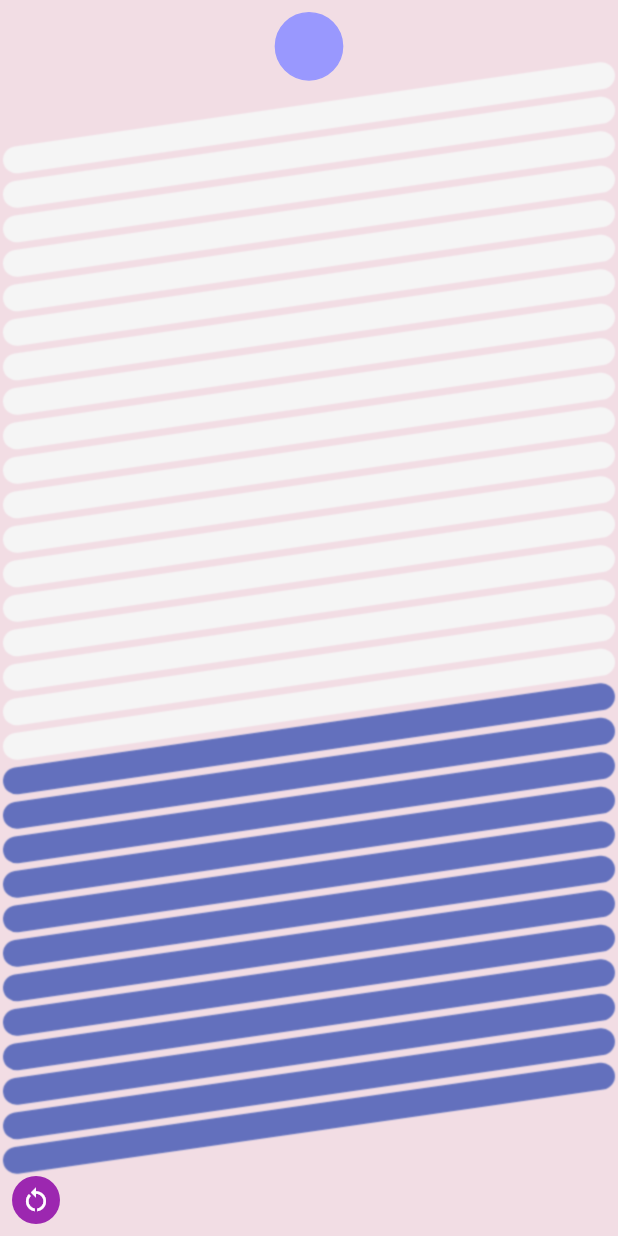
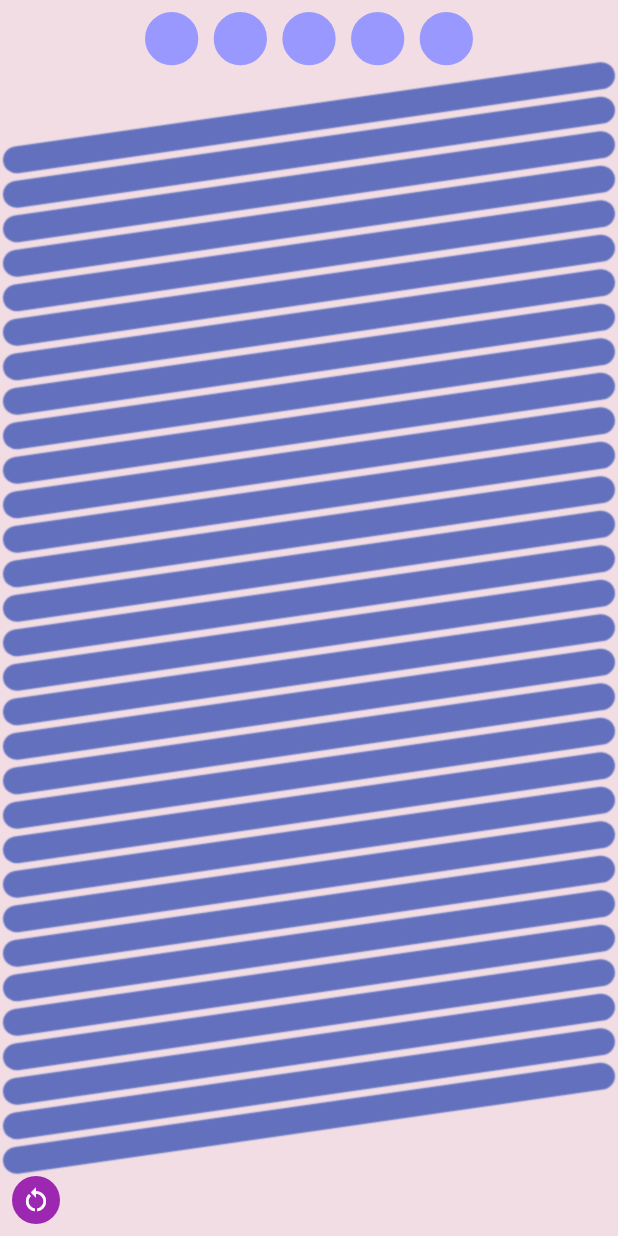
Before and after one commit to reqdevil/Sport-Timer-App, a Flutter app: the ProgressPage screen opened by its route, after a tap on the "restart alt" icon, on a phone screen of 412 x 824 dp. Run offline on Flutter 3.47's test engine with Material 2 defaults, Android fonts, the phone set to English and light mode, and no system bars; drawn by our look-alikes of percent_indicator; missing offline and left inert: matrix4_transform.

```diff
--- a/lib/Pages/progresspage.dart
+++ b/lib/Pages/progresspage.dart
@@ -18,17 +18,20 @@ class ProgressPage extends StatefulWidget {
 class _ProgressPageState extends State<ProgressPage>
     with SingleTickerProviderStateMixin {
   final List<LinearProgress> _list = [];
+  late List<BallItem> _listBall = [];
   late Timer timer;
-  late Color _color;
-  late bool isBlinking;
+  late Timer timerProcess;
   int _interval = 10;
+  int _currentBallIndex = 0;
   @override
   void initState() {
+    for (var i = 0; i < 5; i++) {
+      BallItem itemBall = BallItem(false, _interval * 10);
+      _listBall.add(itemBall);
+    }
     setState(() {
-      isBlinking = false;
+      _listBall[0].isBlinking = true;
     });
-
-    _color = AppColor.primaryColor;
     for (var i = 0; i < 30; i++) {
       LinearProgress item =
           LinearProgress(GlobalObjectKey('key' + i.toString()), 0);
@@ -37,23 +40,35 @@ class _ProgressPageState extends State<ProgressPage>
     }
     WidgetsBinding.instance!.addPostFrameCallback((_) {
       if (mounted) {
-        startProgress();
+        startProgress(_currentBallIndex);
       }
     });
     super.initState();
   }
 
-  void startProgress() {
+  Future<void> startProgress(int ballIndex) async {
+    int i = 0;
     setState(() {
-      isBlinking = true;
+      for (var item in _listBall) {
+        if (item == _listBall[ballIndex]) {
+          item.isBlinking = true;
+        } else {
+          item.isBlinking = false;
+        }
+      }
     });
-    int i = 0;
     timer = Timer.periodic(Duration(milliseconds: _interval), (_) {
       if (i == _list.length) {
-        timer.cancel();
         setState(() {
-          isBlinking = false;
+          if (i % _listBall.length == 0) {
+            _listBall[ballIndex].isBlinking = false;
+          }
+          timer.cancel();
+          if (ballIndex < _listBall.length - 1) {
+            _currentBallIndex++;
+          }
         });
+
         print('cancelled');
       }
       if (i < _list.length) {
@@ -65,13 +80,6 @@ class _ProgressPageState extends State<ProgressPage>
       }
 
       if (_list[i].percentage == 100) {
-        // setState(() {
-        //   if (_color == AppColor.primaryColor) {
-        //     _color = AppColor.secondaryColor;
-        //   } else if (_color == AppColor.secondaryColor) {
-        //     _color = AppColor.primaryColor;
-        //   }
-        // });
         i++;
       }
 
@@ -82,6 +90,7 @@ class _ProgressPageState extends State<ProgressPage>
   @override
   void dispose() {
     timer.cancel();
+    timerProcess.cancel();
     super.dispose();
   }
 
@@ -142,15 +151,49 @@ class _ProgressPageState extends State<ProgressPage>
             ),
           ),
           Align(
+            alignment: Alignment.topCenter,
+            child: Padding(
+              padding: EdgeInsets.zero,
+              child: SizedBox(
+                height: MediaQuery.of(context).size.width / 8,
+                child: ListView.builder(
+                  shrinkWrap: true,
+                  padding: const EdgeInsets.all(8),
+                  scrollDirection: Axis.horizontal,
+                  itemCount: _listBall.length,
+                  itemBuilder: (context, index) {
+                    return Ball(
+                        isBlinking: _listBall[index].isBlinking,
+                        primaryColor: AppColor.primaryColor,
+                        secondaryColor: AppColor.secondaryColor,
+                        interval: _listBall[index].interval);
+                  },
+                ),
+              ),
+            ),
+          ),
+          Align(
             alignment: Alignment.bottomLeft,
             child: ElevatedButton(
               onPressed: () {
-                setState(() {
-                  for (var item in _list) {
-                    item.percentage = 0;
+                timerProcess = Timer.periodic(const Duration(seconds: 5), (_) {
+                  print("Current ball:" + _currentBallIndex.toString());
+                  if (_currentBallIndex == _listBall.length) {
+                    timerProcess.cancel();
+                    _currentBallIndex = 0;
+                    return;
                   }
-                  timer.cancel();
-                  startProgress();
+                  setState(() {
+                    for (var item in _list) {
+                      item.percentage = 0;
+                    }
+
+                    timer.cancel();
+
+                    // timer.cancel();
+
+                    startProgress(_currentBallIndex);
+                  });
                 });
               },
               style: ElevatedButton.styleFrom(
@@ -166,17 +209,6 @@ class _ProgressPageState extends State<ProgressPage>
                   color: Colors.white, size: 20),
             ),
           ),
-          Align(
-            alignment: Alignment.topCenter,
-            child: Padding(
-              padding: const EdgeInsets.all(8.0),
-              child: Ball(
-                  isBlinking: isBlinking,
-                  primaryColor: AppColor.primaryColor,
-                  secondaryColor: AppColor.secondaryColor,
-                  interval: _interval * 10),
-            ),
-          )
         ],
       ),
     );
@@ -190,3 +222,9 @@ class LinearProgress {
 
   LinearProgress(this.key, this.percentage);
 }
+
+class BallItem {
+  bool isBlinking;
+  int interval;
+  BallItem(this.isBlinking, this.interval);
+}
--- a/lib/Widgets/ballwidget.dart
+++ b/lib/Widgets/ballwidget.dart
@@ -46,6 +46,10 @@ class _BallState extends State<Ball> {
             _color = widget.primaryColor;
           }
         });
+      } else {
+        setState(() {
+          _color = widget.primaryColor;
+        });
       }
     });
   }
```
